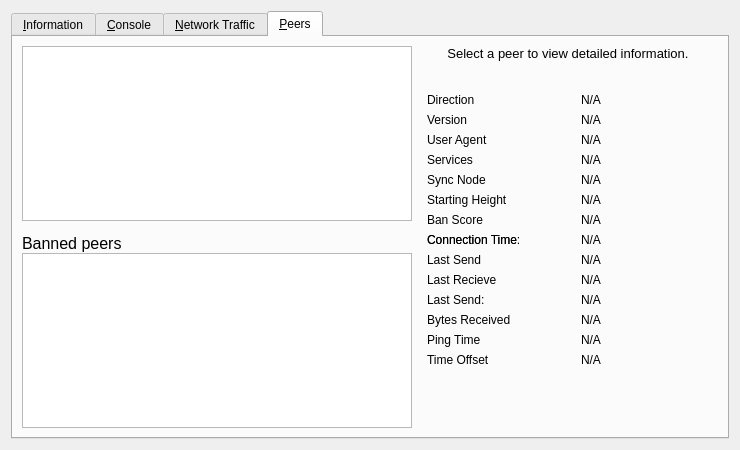
First picture: the form in src/qt/forms/rpcconsole.ui, repository Graphcoin/source, before the edit.
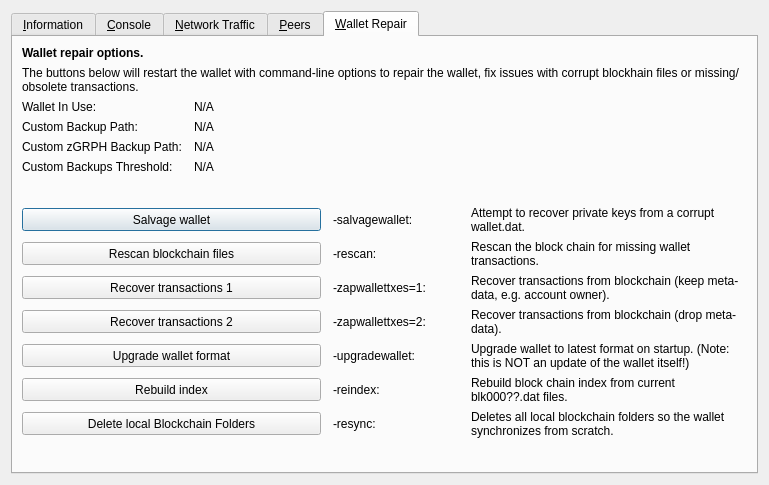
Second picture: the form after the edit. The open tabs and pages were chosen to show the change. Icons and pictures are not drawn. Custom widgets are drawn as their Qt base class.

```diff
--- a/src/qt/forms/rpcconsole.ui
+++ b/src/qt/forms/rpcconsole.ui
@@ -1,17 +1,17 @@
 <?xml version="1.0" encoding="UTF-8"?>
 <ui version="4.0">
  <class>RPCConsole</class>
- <widget class="QWidget" name="RPCConsole">
+ <widget class="QDialog" name="RPCConsole">
   <property name="geometry">
    <rect>
     <x>0</x>
     <y>0</y>
-    <width>740</width>
-    <height>450</height>
+    <width>769</width>
+    <height>485</height>
    </rect>
   </property>
   <property name="windowTitle">
-   <string>Graphcoin - Debug window</string>
+   <string>Tools window</string>
   </property>
   <layout class="QVBoxLayout" name="verticalLayout_2">
    <item>
@@ -23,9 +23,12 @@
       <attribute name="title">
        <string>&amp;Information</string>
       </attribute>
-      <layout class="QFormLayout" name="formLayout">
+      <layout class="QGridLayout" name="gridLayout" columnstretch="0,0">
+       <property name="horizontalSpacing">
+        <number>12</number>
+       </property>
        <item row="0" column="0">
-        <widget class="QLabel" name="label_9">
+        <widget class="QLabel" name="generalHeader">
          <property name="font">
           <font>
            <weight>75</weight>
@@ -33,12 +36,12 @@
           </font>
          </property>
          <property name="text">
-          <string>Graphcoin Core</string>
+          <string>General</string>
          </property>
         </widget>
        </item>
        <item row="1" column="0">
-        <widget class="QLabel" name="label_5">
+        <widget class="QLabel" name="clientNameLabel">
          <property name="text">
           <string>Client name</string>
          </property>
@@ -61,7 +64,7 @@
         </widget>
        </item>
        <item row="2" column="0">
-        <widget class="QLabel" name="label_6">
+        <widget class="QLabel" name="clientVersionLabel">
          <property name="text">
           <string>Client version</string>
          </property>
@@ -84,7 +87,7 @@
         </widget>
        </item>
        <item row="3" column="0">
-        <widget class="QLabel" name="label_14">
+        <widget class="QLabel" name="openSSLVersionLabel">
          <property name="text">
           <string>Using OpenSSL version</string>
          </property>
@@ -110,13 +113,39 @@
         </widget>
        </item>
        <item row="4" column="0">
-        <widget class="QLabel" name="label_12">
+        <widget class="QLabel" name="berkeleyDBVersionLabel">
          <property name="text">
-          <string>Build date</string>
+          <string>Using BerkeleyDB version</string>
+         </property>
+         <property name="indent">
+          <number>10</number>
          </property>
         </widget>
        </item>
        <item row="4" column="1">
+        <widget class="QLabel" name="berkeleyDBVersion">
+         <property name="cursor">
+          <cursorShape>IBeamCursor</cursorShape>
+         </property>
+         <property name="text">
+          <string>N/A</string>
+         </property>
+         <property name="textFormat">
+          <enum>Qt::PlainText</enum>
+         </property>
+         <property name="textInteractionFlags">
+          <set>Qt::LinksAccessibleByMouse|Qt::TextSelectableByKeyboard|Qt::TextSelectableByMouse</set>
+         </property>
+        </widget>
+       </item>
+       <item row="5" column="0">
+        <widget class="QLabel" name="buildDateLabel">
+         <property name="text">
+          <string>Build date</string>
+         </property>
+        </widget>
+       </item>
+       <item row="5" column="1">
         <widget class="QLabel" name="buildDate">
          <property name="cursor">
           <cursorShape>IBeamCursor</cursorShape>
@@ -132,14 +161,14 @@
          </property>
         </widget>
        </item>
-       <item row="5" column="0">
-        <widget class="QLabel" name="label_13">
+       <item row="6" column="0">
+        <widget class="QLabel" name="startupTimeLabel">
          <property name="text">
           <string>Startup time</string>
          </property>
         </widget>
        </item>
-       <item row="5" column="1">
+       <item row="6" column="1">
         <widget class="QLabel" name="startupTime">
          <property name="cursor">
           <cursorShape>IBeamCursor</cursorShape>
@@ -155,51 +184,28 @@
          </property>
         </widget>
        </item>
-       <item row="6" column="0">
-        <widget class="QLabel" name="label_11">
-         <property name="font">
-          <font>
-           <weight>75</weight>
-           <bold>true</bold>
-          </font>
-         </property>
-         <property name="text">
-          <string>Network</string>
-         </property>
-        </widget>
-       </item>
        <item row="7" column="0">
-        <widget class="QLabel" name="label_7">
-         <property name="text">
-          <string>Number of connections</string>
+        <widget class="QLabel" name="networkHeader">
+         <property name="font">
+          <font>
+           <weight>75</weight>
+           <bold>true</bold>
+          </font>
          </property>
-        </widget>
-       </item>
-       <item row="7" column="1">
-        <widget class="QLabel" name="numberOfConnections">
-         <property name="cursor">
-          <cursorShape>IBeamCursor</cursorShape>
-         </property>
          <property name="text">
-          <string>N/A</string>
-         </property>
-         <property name="textFormat">
-          <enum>Qt::PlainText</enum>
-         </property>
-         <property name="textInteractionFlags">
-          <set>Qt::LinksAccessibleByMouse|Qt::TextSelectableByKeyboard|Qt::TextSelectableByMouse</set>
+          <string>Network</string>
          </property>
         </widget>
        </item>
        <item row="8" column="0">
-        <widget class="QLabel" name="label_15">
+        <widget class="QLabel" name="networkNameLabel">
          <property name="text">
-          <string>Number of masternodes</string>
+          <string>Name</string>
          </property>
         </widget>
        </item>
        <item row="8" column="1">
-        <widget class="QLabel" name="masternodeCount">
+        <widget class="QLabel" name="networkName">
          <property name="cursor">
           <cursorShape>IBeamCursor</cursorShape>
          </property>
@@ -215,43 +221,72 @@
         </widget>
        </item>
        <item row="9" column="0">
-        <widget class="QLabel" name="label_8">
+        <widget class="QLabel" name="numberOfConnectionsLabel">
          <property name="text">
-          <string>On testnet</string>
+          <string>Number of connections</string>
          </property>
         </widget>
        </item>
        <item row="9" column="1">
-        <widget class="QCheckBox" name="isTestNet">
-         <property name="enabled">
-          <bool>false</bool>
+        <widget class="QLabel" name="numberOfConnections">
+         <property name="cursor">
+          <cursorShape>IBeamCursor</cursorShape>
          </property>
          <property name="text">
-          <string/>
+          <string>N/A</string>
+         </property>
+         <property name="textFormat">
+          <enum>Qt::PlainText</enum>
+         </property>
+         <property name="textInteractionFlags">
+          <set>Qt::LinksAccessibleByMouse|Qt::TextSelectableByKeyboard|Qt::TextSelectableByMouse</set>
          </property>
         </widget>
        </item>
        <item row="10" column="0">
-        <widget class="QLabel" name="label_10">
-         <property name="font">
-          <font>
-           <weight>75</weight>
-           <bold>true</bold>
-          </font>
+        <widget class="QLabel" name="masternodeCountLabel">
+         <property name="text">
+          <string>Number of Masternodes</string>
          </property>
+        </widget>
+       </item>
+       <item row="10" column="1">
+        <widget class="QLabel" name="masternodeCount">
+         <property name="cursor">
+          <cursorShape>IBeamCursor</cursorShape>
+         </property>
          <property name="text">
-          <string>Block chain</string>
+          <string>N/A</string>
+         </property>
+         <property name="textFormat">
+          <enum>Qt::PlainText</enum>
+         </property>
+         <property name="textInteractionFlags">
+          <set>Qt::LinksAccessibleByMouse|Qt::TextSelectableByKeyboard|Qt::TextSelectableByMouse</set>
          </property>
         </widget>
        </item>
        <item row="11" column="0">
-        <widget class="QLabel" name="label_3">
+        <widget class="QLabel" name="blockchainHeader">
+         <property name="font">
+          <font>
+           <weight>75</weight>
+           <bold>true</bold>
+          </font>
+         </property>
+         <property name="text">
+          <string>Block chain</string>
+         </property>
+        </widget>
+       </item>
+       <item row="12" column="0">
+        <widget class="QLabel" name="numberOfBlocksLabel">
          <property name="text">
           <string>Current number of blocks</string>
          </property>
         </widget>
        </item>
-       <item row="11" column="1">
+       <item row="12" column="1">
         <widget class="QLabel" name="numberOfBlocks">
          <property name="cursor">
           <cursorShape>IBeamCursor</cursorShape>
@@ -267,14 +302,14 @@
          </property>
         </widget>
        </item>
-       <item row="12" column="0">
-        <widget class="QLabel" name="label_2">
+       <item row="13" column="0">
+        <widget class="QLabel" name="lastBlockTimeLabel">
          <property name="text">
           <string>Last block time</string>
          </property>
         </widget>
        </item>
-       <item row="12" column="1">
+       <item row="13" column="1">
         <widget class="QLabel" name="lastBlockTime">
          <property name="cursor">
           <cursorShape>IBeamCursor</cursorShape>
@@ -290,7 +325,7 @@
          </property>
         </widget>
        </item>
-       <item row="13" column="0">
+       <item row="14" column="0">
         <spacer name="verticalSpacer_2">
          <property name="orientation">
           <enum>Qt::Vertical</enum>
@@ -298,25 +333,25 @@
          <property name="sizeHint" stdset="0">
           <size>
            <width>20</width>
-           <height>10</height>
+           <height>20</height>
           </size>
          </property>
         </spacer>
        </item>
-       <item row="14" column="0">
-        <widget class="QLabel" name="labelDebugLogfile">
-         <property name="font">
-          <font>
-           <weight>75</weight>
-           <bold>true</bold>
-          </font>
-         </property>
-         <property name="text">
-          <string>Debug log file</string>
-         </property>
-        </widget>
-       </item>
        <item row="15" column="0">
+        <widget class="QLabel" name="debugLogFileHeader">
+         <property name="font">
+          <font>
+           <weight>75</weight>
+           <bold>true</bold>
+          </font>
+         </property>
+         <property name="text">
+          <string>Debug log file</string>
+         </property>
+        </widget>
+       </item>
+       <item row="16" column="0">
         <widget class="QPushButton" name="openDebugLogfileButton">
          <property name="toolTip">
           <string>Open the Graphcoin debug log file from the current data directory. This can take a few seconds for large log files.</string>
@@ -329,53 +364,17 @@
          </property>
         </widget>
        </item>
-       <item row="16" column="0">
-        <widget class="QLabel" name="labelCLOptions">
-         <property name="font">
-          <font>
-           <weight>75</weight>
-           <bold>true</bold>
-          </font>
-         </property>
-         <property name="text">
-          <string>Command-line options</string>
-         </property>
-        </widget>
-       </item>
-       <item row="17" column="0">
-        <widget class="QPushButton" name="showCLOptionsButton">
-         <property name="toolTip">
-          <string>Show the Graphcoin-Qt help message to get a list with possible Graphcoin command-line options.</string>
-         </property>
-         <property name="text">
-          <string>&amp;Show</string>
-         </property>
-         <property name="autoDefault">
-          <bool>false</bool>
-         </property>
-        </widget>
-       </item>
-       <item row="18" column="0">
-        <spacer name="verticalSpacer">
-         <property name="orientation">
-          <enum>Qt::Vertical</enum>
-         </property>
-         <property name="sizeHint" stdset="0">
-          <size>
-           <width>20</width>
-           <height>20</height>
-          </size>
-         </property>
-        </spacer>
-       </item>
       </layout>
      </widget>
      <widget class="QWidget" name="tab_console">
       <attribute name="title">
        <string>&amp;Console</string>
       </attribute>
-      <layout class="QGridLayout" name="gridLayout">
-       <item row="0" column="0">
+      <layout class="QVBoxLayout" name="verticalLayout_3">
+       <property name="spacing">
+        <number>3</number>
+       </property>
+       <item>
         <widget class="QTextEdit" name="messagesWidget">
          <property name="minimumSize">
           <size>
@@ -394,37 +393,11 @@
          </property>
         </widget>
        </item>
-       <item row="1" column="0">
+       <item>
         <layout class="QHBoxLayout" name="horizontalLayout">
          <property name="spacing">
           <number>3</number>
          </property>
-         <item>
-          <widget class="QPushButton" name="copyButton">
-           <property name="maximumSize">
-            <size>
-             <width>24</width>
-             <height>24</height>
-            </size>
-           </property>
-           <property name="toolTip">
-            <string>Copy to clipboard</string>
-           </property>
-           <property name="text">
-            <string/>
-           </property>
-           <property name="icon">
-            <iconset resource="../bitcoin.qrc">
-             <normaloff>:/icons/editcopy</normaloff>:/icons/editcopy</iconset>
-           </property>
-           <property name="shortcut">
-            <string notr="true">Ctrl+L</string>
-           </property>
-           <property name="autoDefault">
-            <bool>false</bool>
-           </property>
-          </widget>
-         </item>
          <item>
           <widget class="QLabel" name="label">
            <property name="text">
@@ -436,19 +409,7 @@
           <widget class="QLineEdit" name="lineEdit"/>
          </item>
          <item>
-          <widget class="QToolButton" name="pasteButton">
-           <property name="sizePolicy">
-            <sizepolicy hsizetype="Minimum" vsizetype="Fixed">
-             <horstretch>0</horstretch>
-             <verstretch>0</verstretch>
-            </sizepolicy>
-           </property>
-           <property name="minimumSize">
-            <size>
-             <width>24</width>
-             <height>24</height>
-            </size>
-           </property>
+          <widget class="QPushButton" name="clearButton">
            <property name="maximumSize">
             <size>
              <width>24</width>
@@ -456,17 +417,20 @@
             </size>
            </property>
            <property name="toolTip">
-            <string>Paste from clipboard</string>
+            <string>Clear console</string>
            </property>
            <property name="text">
             <string/>
            </property>
            <property name="icon">
-            <iconset resource="../bitcoin.qrc">
-             <normaloff>:/icons/editpaste</normaloff>:/icons/editpaste</iconset>
+            <iconset resource="../graphcoin.qrc">
+             <normaloff>:/icons/remove</normaloff>:/icons/remove</iconset>
            </property>
            <property name="shortcut">
-            <string>Alt+P</string>
+            <string notr="true">Ctrl+L</string>
+           </property>
+           <property name="autoDefault">
+            <bool>false</bool>
            </property>
           </widget>
          </item>
@@ -530,6 +494,9 @@
              <property name="text">
               <string>&amp;Clear</string>
              </property>
+             <property name="autoDefault">
+              <bool>false</bool>
+             </property>
             </widget>
            </item>
           </layout>
@@ -605,7 +572,7 @@
               <item>
                <widget class="QLabel" name="label_16">
                 <property name="text">
-                 <string>In:</string>
+                 <string>Received</string>
                 </property>
                </widget>
               </item>
@@ -685,7 +652,7 @@
               <item>
                <widget class="QLabel" name="label_17">
                 <property name="text">
-                 <string>Out:</string>
+                 <string>Sent</string>
                 </property>
                </widget>
               </item>
@@ -827,6 +794,8 @@
          <property name="font">
           <font>
            <pointsize>10</pointsize>
+           <weight>75</weight>
+           <bold>true</bold>
           </font>
          </property>
          <property name="cursor">
@@ -836,7 +805,7 @@
           <string>Select a peer to view detailed information.</string>
          </property>
          <property name="alignment">
-          <set>Qt::AlignHCenter|Qt::AlignTop</set>
+          <set>Qt::AlignCenter</set>
          </property>
          <property name="wordWrap">
           <bool>true</bool>
@@ -856,13 +825,36 @@
          </property>
          <layout class="QGridLayout" name="gridLayout_3">
           <item row="0" column="0">
+           <widget class="QLabel" name="label_30">
+            <property name="text">
+             <string>Whitelisted</string>
+            </property>
+           </widget>
+          </item>
+          <item row="0" column="2">
+           <widget class="QLabel" name="peerWhitelisted">
+            <property name="cursor">
+             <cursorShape>IBeamCursor</cursorShape>
+            </property>
+            <property name="text">
+             <string>N/A</string>
+            </property>
+            <property name="textFormat">
+             <enum>Qt::PlainText</enum>
+            </property>
+            <property name="textInteractionFlags">
+             <set>Qt::LinksAccessibleByMouse|Qt::TextSelectableByKeyboard|Qt::TextSelectableByMouse</set>
+            </property>
+           </widget>
+          </item>
+          <item row="1" column="0">
            <widget class="QLabel" name="label_23">
             <property name="text">
              <string>Direction</string>
             </property>
            </widget>
           </item>
-          <item row="0" column="2">
+          <item row="1" column="2">
            <widget class="QLabel" name="peerDirection">
             <property name="cursor">
              <cursorShape>IBeamCursor</cursorShape>
@@ -878,31 +870,15 @@
             </property>
            </widget>
           </item>
-          <item row="1" column="0">
-           <widget class="QLabel" name="label_21">
-            <property name="text">
-             <string>Version</string>
-            </property>
-           </widget>
-          </item>
           <item row="2" column="0">
-           <widget class="QLabel" name="label_28">
-            <property name="cursor">
-             <cursorShape>IBeamCursor</cursorShape>
-            </property>
+           <widget class="QLabel" name="label_21">
             <property name="text">
-             <string>User Agent</string>
-            </property>
-            <property name="textFormat">
-             <enum>Qt::PlainText</enum>
-            </property>
-            <property name="textInteractionFlags">
-             <set>Qt::LinksAccessibleByMouse|Qt::TextSelectableByKeyboard|Qt::TextSelectableByMouse</set>
+             <string>Protocol</string>
             </property>
            </widget>
           </item>
           <item row="2" column="2">
-           <widget class="QLabel" name="peerSubversion">
+           <widget class="QLabel" name="peerVersion">
             <property name="cursor">
              <cursorShape>IBeamCursor</cursorShape>
             </property>
@@ -918,14 +894,14 @@
            </widget>
           </item>
           <item row="3" column="0">
-           <widget class="QLabel" name="label_4">
+           <widget class="QLabel" name="label_28">
             <property name="text">
-             <string>Services</string>
+             <string>Version</string>
             </property>
            </widget>
           </item>
           <item row="3" column="2">
-           <widget class="QLabel" name="peerServices">
+           <widget class="QLabel" name="peerSubversion">
             <property name="cursor">
              <cursorShape>IBeamCursor</cursorShape>
             </property>
@@ -940,22 +916,15 @@
             </property>
            </widget>
           </item>
-          <item row="8" column="0">
-           <widget class="QLabel" name="label_22">
-            <property name="text">
-             <string>Connection Time:</string>
-            </property>
-           </widget>
-          </item>
           <item row="4" column="0">
-           <widget class="QLabel" name="label_25">
+           <widget class="QLabel" name="label_4">
             <property name="text">
-             <string>Sync Node</string>
+             <string>Services</string>
             </property>
            </widget>
           </item>
           <item row="4" column="2">
-           <widget class="QLabel" name="peerSyncNode">
+           <widget class="QLabel" name="peerServices">
             <property name="cursor">
              <cursorShape>IBeamCursor</cursorShape>
             </property>
@@ -973,7 +942,7 @@
           <item row="5" column="0">
            <widget class="QLabel" name="label_29">
             <property name="text">
-             <string>Starting Height</string>
+             <string>Starting Block</string>
             </property>
            </widget>
           </item>
@@ -993,14 +962,60 @@
             </property>
            </widget>
           </item>
+          <item row="6" column="0">
+           <widget class="QLabel" name="label_27">
+            <property name="text">
+             <string>Synced Headers</string>
+            </property>
+           </widget>
+          </item>
+          <item row="6" column="2">
+           <widget class="QLabel" name="peerSyncHeight">
+            <property name="cursor">
+             <cursorShape>IBeamCursor</cursorShape>
+            </property>
+            <property name="text">
+             <string>N/A</string>
+            </property>
+            <property name="textFormat">
+             <enum>Qt::PlainText</enum>
+            </property>
+            <property name="textInteractionFlags">
+             <set>Qt::LinksAccessibleByMouse|Qt::TextSelectableByKeyboard|Qt::TextSelectableByMouse</set>
+            </property>
+           </widget>
+          </item>
           <item row="7" column="0">
+           <widget class="QLabel" name="label_25">
+            <property name="text">
+             <string>Synced Blocks</string>
+            </property>
+           </widget>
+          </item>
+          <item row="7" column="2">
+           <widget class="QLabel" name="peerCommonHeight">
+            <property name="cursor">
+             <cursorShape>IBeamCursor</cursorShape>
+            </property>
+            <property name="text">
+             <string>N/A</string>
+            </property>
+            <property name="textFormat">
+             <enum>Qt::PlainText</enum>
+            </property>
+            <property name="textInteractionFlags">
+             <set>Qt::LinksAccessibleByMouse|Qt::TextSelectableByKeyboard|Qt::TextSelectableByMouse</set>
+            </property>
+           </widget>
+          </item>
+          <item row="8" column="0">
            <widget class="QLabel" name="label_24">
             <property name="text">
              <string>Ban Score</string>
             </property>
            </widget>
           </item>
-          <item row="7" column="2">
+          <item row="8" column="2">
            <widget class="QLabel" name="peerBanScore">
             <property name="cursor">
              <cursorShape>IBeamCursor</cursorShape>
@@ -1016,14 +1031,14 @@
             </property>
            </widget>
           </item>
-          <item row="8" column="0">
+          <item row="9" column="0">
            <widget class="QLabel" name="label_22">
             <property name="text">
              <string>Connection Time</string>
             </property>
            </widget>
           </item>
-          <item row="8" column="2">
+          <item row="9" column="2">
            <widget class="QLabel" name="peerConnTime">
             <property name="cursor">
              <cursorShape>IBeamCursor</cursorShape>
@@ -1039,14 +1054,14 @@
             </property>
            </widget>
           </item>
-          <item row="9" column="0">
+          <item row="10" column="0">
            <widget class="QLabel" name="label_15">
             <property name="text">
              <string>Last Send</string>
             </property>
            </widget>
           </item>
-          <item row="9" column="2">
+          <item row="10" column="2">
            <widget class="QLabel" name="peerLastSend">
             <property name="cursor">
              <cursorShape>IBeamCursor</cursorShape>
@@ -1062,14 +1077,14 @@
             </property>
            </widget>
           </item>
-          <item row="10" column="0">
+          <item row="11" column="0">
            <widget class="QLabel" name="label_19">
             <property name="text">
-             <string>Last Recieve</string>
+             <string>Last Receive</string>
             </property>
            </widget>
           </item>
-          <item row="10" column="2">
+          <item row="11" column="2">
            <widget class="QLabel" name="peerLastRecv">
             <property name="cursor">
              <cursorShape>IBeamCursor</cursorShape>
@@ -1085,14 +1100,14 @@
             </property>
            </widget>
           </item>
-          <item row="11" column="0">
+          <item row="12" column="0">
            <widget class="QLabel" name="label_18">
             <property name="text">
-             <string>Last Send:</string>
+             <string>Bytes Sent</string>
             </property>
            </widget>
           </item>
-          <item row="11" column="2">
+          <item row="12" column="2">
            <widget class="QLabel" name="peerBytesSent">
             <property name="cursor">
              <cursorShape>IBeamCursor</cursorShape>
@@ -1108,14 +1123,14 @@
             </property>
            </widget>
           </item>
-          <item row="12" column="0">
+          <item row="13" column="0">
            <widget class="QLabel" name="label_20">
             <property name="text">
              <string>Bytes Received</string>
             </property>
            </widget>
           </item>
-          <item row="12" column="2">
+          <item row="13" column="2">
            <widget class="QLabel" name="peerBytesRecv">
             <property name="cursor">
              <cursorShape>IBeamCursor</cursorShape>
@@ -1131,14 +1146,14 @@
             </property>
            </widget>
           </item>
-          <item row="13" column="0">
+          <item row="14" column="0">
            <widget class="QLabel" name="label_26">
             <property name="text">
              <string>Ping Time</string>
             </property>
            </widget>
           </item>
-          <item row="13" column="2">
+          <item row="14" column="2">
            <widget class="QLabel" name="peerPingTime">
             <property name="cursor">
              <cursorShape>IBeamCursor</cursorShape>
@@ -1154,14 +1169,40 @@
             </property>
            </widget>
           </item>
-          <item row="14" column="0">
+          <item row="15" column="0">
+           <widget class="QLabel" name="peerPingWaitLabel">
+            <property name="toolTip">
+             <string>The duration of a currently outstanding ping.</string>
+            </property>
+            <property name="text">
+             <string>Ping Wait</string>
+            </property>
+           </widget>
+          </item>
+          <item row="15" column="2">
+           <widget class="QLabel" name="peerPingWait">
+            <property name="cursor">
+             <cursorShape>IBeamCursor</cursorShape>
+            </property>
+            <property name="text">
+             <string>N/A</string>
+            </property>
+            <property name="textFormat">
+             <enum>Qt::PlainText</enum>
+            </property>
+            <property name="textInteractionFlags">
+             <set>Qt::LinksAccessibleByMouse|Qt::TextSelectableByKeyboard|Qt::TextSelectableByMouse</set>
+            </property>
+           </widget>
+          </item>
+          <item row="16" column="0">
            <widget class="QLabel" name="label_timeoffset">
             <property name="text">
              <string>Time Offset</string>
             </property>
            </widget>
           </item>
-          <item row="14" column="2">
+          <item row="16" column="2">
            <widget class="QLabel" name="timeoffset">
             <property name="cursor">
              <cursorShape>IBeamCursor</cursorShape>
@@ -1177,7 +1218,7 @@
             </property>
            </widget>
           </item>
-          <item row="15" column="1">
+          <item row="17" column="1">
            <spacer name="verticalSpacer_3">
             <property name="orientation">
              <enum>Qt::Vertical</enum>
@@ -1190,18 +1231,396 @@
             </property>
            </spacer>
           </item>
-          <item row="1" column="2">
-           <widget class="QLabel" name="peerVersion">
-            <property name="text">
-             <string>N/A</string>
-            </property>
-           </widget>
-          </item>
          </layout>
         </widget>
        </item>
       </layout>
      </widget>
+     <widget class="QWidget" name="tab_repair">
+      <attribute name="title">
+       <string>&amp;Wallet Repair</string>
+      </attribute>
+      <layout class="QGridLayout" name="gridLayout_4" columnstretch="0,0,0,0">
+       <property name="horizontalSpacing">
+        <number>12</number>
+       </property>
+       <item row="0" column="0" colspan="4">
+        <widget class="QLabel" name="label_repair_header">
+         <property name="font">
+          <font>
+           <weight>75</weight>
+           <bold>true</bold>
+          </font>
+         </property>
+         <property name="text">
+          <string>Wallet repair options.</string>
+         </property>
+        </widget>
+       </item>
+       <item row="1" column="0" colspan="4">
+        <widget class="QLabel" name="label_repair_helptext">
+         <property name="font">
+          <font>
+           <weight>50</weight>
+           <bold>false</bold>
+          </font>
+         </property>
+         <property name="text">
+          <string>The buttons below will restart the wallet with command-line options to repair the wallet, fix issues with corrupt blockhain files or missing/obsolete transactions.</string>
+         </property>
+         <property name="wordWrap">
+          <bool>true</bool>
+         </property>
+        </widget>
+       </item>
+       <item row="2" column="0">
+        <widget class="QLabel" name="wallet_path_label">
+         <property name="text">
+          <string>Wallet In Use:</string>
+         </property>
+        </widget>
+       </item>
+       <item row="2" column="1" colspan="3">
+        <widget class="QLabel" name="wallet_path">
+         <property name="cursor">
+          <cursorShape>IBeamCursor</cursorShape>
+         </property>
+         <property name="text">
+          <string>N/A</string>
+         </property>
+         <property name="textFormat">
+          <enum>Qt::PlainText</enum>
+         </property>
+         <property name="textInteractionFlags">
+          <set>Qt::LinksAccessibleByMouse|Qt::TextSelectableByKeyboard|Qt::TextSelectableByMouse</set>
+         </property>
+        </widget>
+       </item>
+       <item row="3" column="0">
+        <widget class="QLabel" name="wallet_custombackuppath_label">
+         <property name="text">
+          <string>Custom Backup Path:</string>
+         </property>
+         <property name="visible">
+          <bool>false</bool>
+         </property>
+        </widget>
+       </item>
+       <item row="3" column="1" colspan="3">
+        <widget class="QLabel" name="wallet_custombackuppath">
+         <property name="cursor">
+          <cursorShape>IBeamCursor</cursorShape>
+         </property>
+         <property name="text">
+          <string>N/A</string>
+         </property>
+         <property name="textFormat">
+          <enum>Qt::PlainText</enum>
+         </property>
+         <property name="textInteractionFlags">
+          <set>Qt::LinksAccessibleByMouse|Qt::TextSelectableByKeyboard|Qt::TextSelectableByMouse</set>
+         </property>
+         <property name="visible">
+          <bool>false</bool>
+         </property>
+        </widget>
+       </item>
+       <item row="4" column="0">
+        <widget class="QLabel" name="wallet_customzgrphbackuppath_label">
+         <property name="text">
+          <string>Custom zGRPH Backup Path:</string>
+         </property>
+         <property name="visible">
+          <bool>false</bool>
+         </property>
+        </widget>
+       </item>
+       <item row="4" column="1" colspan="3">
+        <widget class="QLabel" name="wallet_customzgrphbackuppath">
+         <property name="cursor">
+          <cursorShape>IBeamCursor</cursorShape>
+         </property>
+         <property name="text">
+          <string>N/A</string>
+         </property>
+         <property name="textFormat">
+          <enum>Qt::PlainText</enum>
+         </property>
+         <property name="textInteractionFlags">
+          <set>Qt::LinksAccessibleByMouse|Qt::TextSelectableByKeyboard|Qt::TextSelectableByMouse</set>
+         </property>
+         <property name="visible">
+          <bool>false</bool>
+         </property>
+        </widget>
+       </item>
+       <item row="5" column="0">
+        <widget class="QLabel" name="wallet_custombackupthreshold_label">
+         <property name="text">
+          <string>Custom Backups Threshold:</string>
+         </property>
+         <property name="visible">
+          <bool>false</bool>
+         </property>
+        </widget>
+       </item>
+       <item row="5" column="1" colspan="3">
+        <widget class="QLabel" name="wallet_custombackupthreshold">
+         <property name="cursor">
+          <cursorShape>IBeamCursor</cursorShape>
+         </property>
+         <property name="text">
+          <string>N/A</string>
+         </property>
+         <property name="textFormat">
+          <enum>Qt::PlainText</enum>
+         </property>
+         <property name="textInteractionFlags">
+          <set>Qt::LinksAccessibleByMouse|Qt::TextSelectableByKeyboard|Qt::TextSelectableByMouse</set>
+         </property>
+         <property name="visible">
+          <bool>false</bool>
+         </property>
+        </widget>
+       </item>
+       <item row="6" column="0">
+        <spacer name="verticalSpacer_repair1">
+         <property name="orientation">
+          <enum>Qt::Vertical</enum>
+         </property>
+         <property name="sizeHint" stdset="0">
+          <size>
+           <width>10</width>
+           <height>10</height>
+          </size>
+         </property>
+        </spacer>
+       </item>
+       <item row="7" column="0" colspan="2">
+        <widget class="QPushButton" name="btn_salvagewallet">
+         <property name="minimumSize">
+          <size>
+           <width>100</width>
+           <height>23</height>
+          </size>
+         </property>
+         <property name="text">
+          <string>Salvage wallet</string>
+         </property>
+        </widget>
+       </item>
+       <item row="7" column="2">
+        <widget class="QLabel" name="label_repair_salvage_command">
+         <property name="text">
+          <string notr="true">-salvagewallet:</string>
+         </property>
+        </widget>
+       </item>
+       <item row="7" column="3">
+        <widget class="QLabel" name="label_repair_salvage">
+         <property name="text">
+          <string>Attempt to recover private keys from a corrupt wallet.dat.</string>
+         </property>
+         <property name="wordWrap">
+          <bool>true</bool>
+         </property>
+        </widget>
+       </item>
+       <item row="8" column="0" colspan="2">
+        <widget class="QPushButton" name="btn_rescan">
+         <property name="minimumSize">
+          <size>
+           <width>100</width>
+           <height>23</height>
+          </size>
+         </property>
+         <property name="text">
+          <string>Rescan blockchain files</string>
+         </property>
+        </widget>
+       </item>
+       <item row="8" column="2">
+        <widget class="QLabel" name="label_repair_rescan_command">
+         <property name="text">
+          <string notr="true">-rescan:</string>
+         </property>
+        </widget>
+       </item>
+       <item row="8" column="3">
+        <widget class="QLabel" name="label_repair_rescan">
+         <property name="text">
+          <string>Rescan the block chain for missing wallet transactions.</string>
+         </property>
+         <property name="wordWrap">
+          <bool>true</bool>
+         </property>
+        </widget>
+       </item>
+       <item row="9" column="0" colspan="2">
+        <widget class="QPushButton" name="btn_zapwallettxes1">
+         <property name="minimumSize">
+          <size>
+           <width>100</width>
+           <height>23</height>
+          </size>
+         </property>
+         <property name="text">
+          <string>Recover transactions 1</string>
+         </property>
+        </widget>
+       </item>
+       <item row="9" column="2">
+        <widget class="QLabel" name="label_repair_zap1_command">
+         <property name="text">
+          <string notr="true">-zapwallettxes=1:</string>
+         </property>
+        </widget>
+       </item>
+       <item row="9" column="3">
+        <widget class="QLabel" name="label_repair_zap1">
+         <property name="text">
+          <string>Recover transactions from blockchain (keep meta-data, e.g. account owner).</string>
+         </property>
+         <property name="wordWrap">
+          <bool>true</bool>
+         </property>
+        </widget>
+       </item>
+       <item row="10" column="0" colspan="2">
+        <widget class="QPushButton" name="btn_zapwallettxes2">
+         <property name="minimumSize">
+          <size>
+           <width>100</width>
+           <height>23</height>
+          </size>
+         </property>
+         <property name="text">
+          <string>Recover transactions 2</string>
+         </property>
+        </widget>
+       </item>
+       <item row="10" column="2">
+        <widget class="QLabel" name="label_repair_zap2_command">
+         <property name="text">
+          <string notr="true">-zapwallettxes=2:</string>
+         </property>
+        </widget>
+       </item>
+       <item row="10" column="3">
+        <widget class="QLabel" name="label_repair_zap2">
+         <property name="text">
+          <string>Recover transactions from blockchain (drop meta-data).</string>
+         </property>
+         <property name="wordWrap">
+          <bool>true</bool>
+         </property>
+        </widget>
+       </item>
+       <item row="11" column="0" colspan="2">
+        <widget class="QPushButton" name="btn_upgradewallet">
+         <property name="minimumSize">
+          <size>
+           <width>100</width>
+           <height>23</height>
+          </size>
+         </property>
+         <property name="text">
+          <string>Upgrade wallet format</string>
+         </property>
+        </widget>
+       </item>
+       <item row="11" column="2">
+        <widget class="QLabel" name="label_repair_upgrade_command">
+         <property name="text">
+          <string notr="true">-upgradewallet:</string>
+         </property>
+        </widget>
+       </item>
+       <item row="11" column="3">
+        <widget class="QLabel" name="label_repair_upgrade">
+         <property name="text">
+          <string>Upgrade wallet to latest format on startup. (Note: this is NOT an update of the wallet itself!)</string>
+         </property>
+         <property name="wordWrap">
+          <bool>true</bool>
+         </property>
+        </widget>
+       </item>
+       <item row="12" column="0" colspan="2">
+        <widget class="QPushButton" name="btn_reindex">
+         <property name="minimumSize">
+          <size>
+           <width>100</width>
+           <height>23</height>
+          </size>
+         </property>
+         <property name="text">
+          <string>Rebuild index</string>
+         </property>
+        </widget>
+       </item>
+       <item row="12" column="2">
+        <widget class="QLabel" name="label_repair_reindex_command">
+         <property name="text">
+          <string notr="true">-reindex:</string>
+         </property>
+        </widget>
+       </item>
+       <item row="12" column="3">
+        <widget class="QLabel" name="label_repair_reindex">
+         <property name="text">
+          <string>Rebuild block chain index from current blk000??.dat files.</string>
+         </property>
+         <property name="wordWrap">
+          <bool>true</bool>
+         </property>
+        </widget>
+       </item>
+       <item row="13" column="0" colspan="2">
+        <widget class="QPushButton" name="btn_resync">
+         <property name="minimumSize">
+          <size>
+           <width>100</width>
+           <height>23</height>
+          </size>
+         </property>
+         <property name="text">
+          <string>Delete local Blockchain Folders</string>
+         </property>
+        </widget>
+       </item>
+       <item row="13" column="2">
+        <widget class="QLabel" name="label_repair_resync_command">
+         <property name="text">
+          <string>-resync:</string>
+         </property>
+        </widget>
+       </item>
+       <item row="13" column="3">
+        <widget class="QLabel" name="label_repair_resync">
+         <property name="text">
+          <string>Deletes all local blockchain folders so the wallet synchronizes from scratch.</string>
+         </property>
+         <property name="wordWrap">
+          <bool>true</bool>
+         </property>
+        </widget>
+       </item>
+       <item row="14" column="0">
+        <spacer name="verticalSpacer_repair2">
+         <property name="orientation">
+          <enum>Qt::Vertical</enum>
+         </property>
+         <property name="sizeHint" stdset="0">
+          <size>
+           <width>20</width>
+           <height>10</height>
+          </size>
+         </property>
+        </spacer>
+       </item>
+      </layout>
+     </widget>
     </widget>
    </item>
   </layout>
```
Left out of the diff: 2 changed lines with no effect on the pictures.
